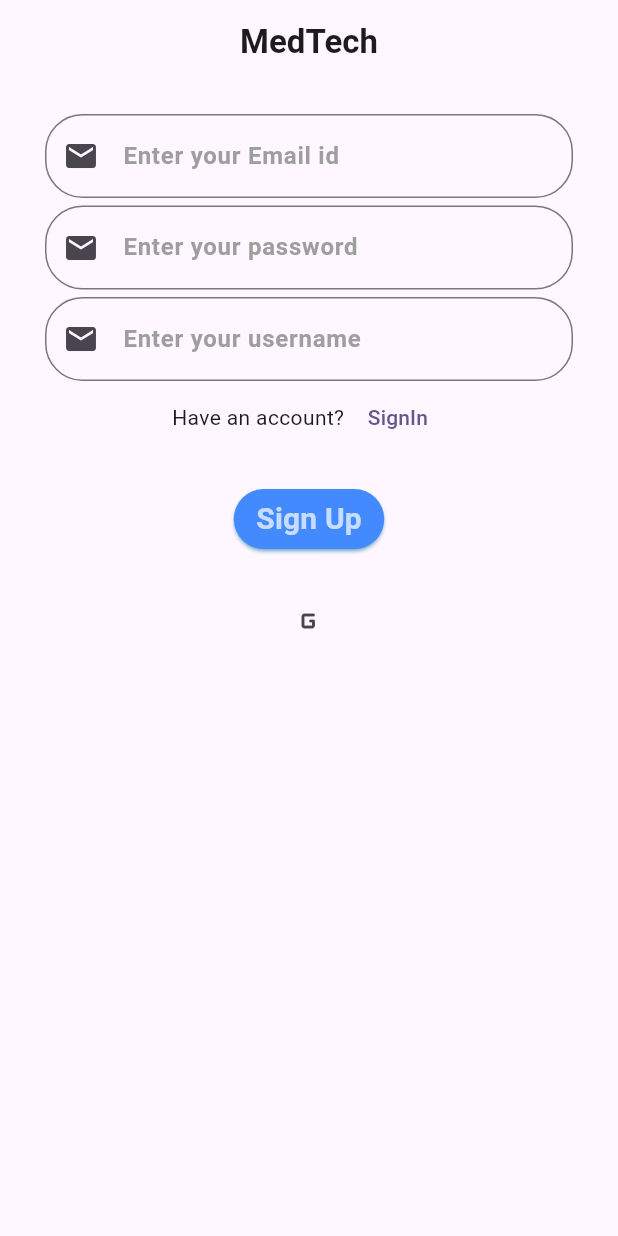
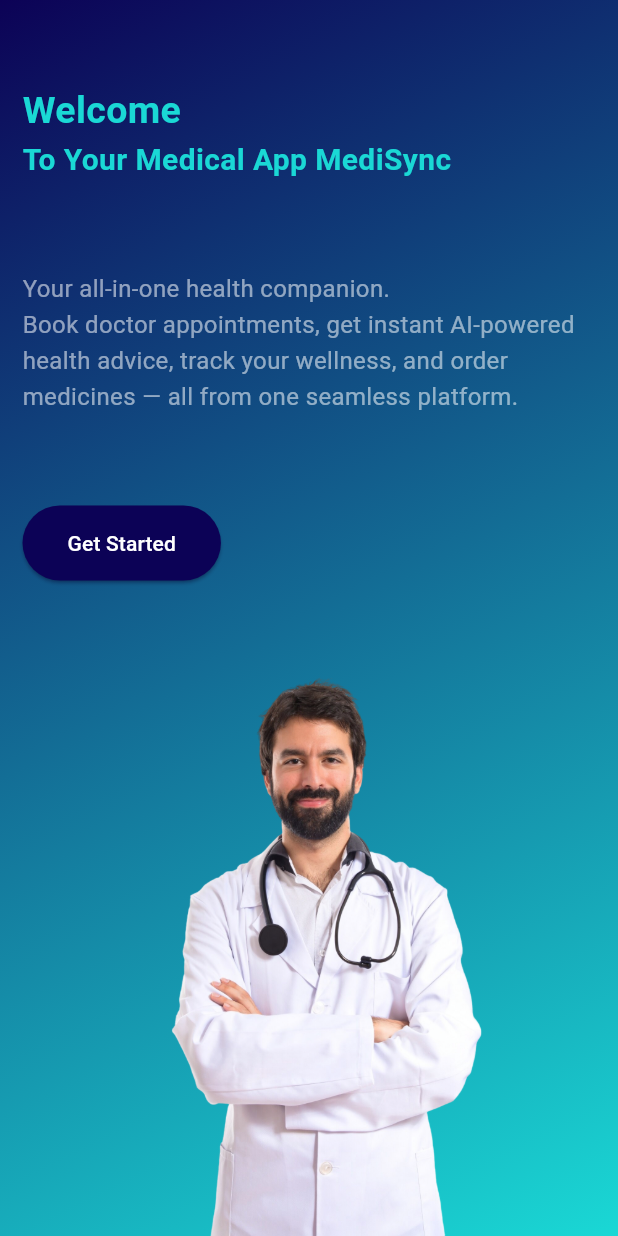
Before and after one commit to SubhajitRuiDas/MedWise, a Flutter app: the screen it shows after launch, on a phone screen of 412 x 824 dp. Run offline on Flutter 3.47's test engine with Material 3 defaults, Android fonts, the light colour scheme and no system bars; our stand-ins replace bloc, cloud_firestore, firebase_auth, firebase_core, flutter_bloc, google_sign_in; accounts and stored records are empty; generated files the repository leaves out were written again.

Commit message:
first two page done

```diff
--- a/lib/main.dart
+++ b/lib/main.dart
@@ -4,6 +4,7 @@
 import 'package:med_tech_app/screens/auth_screen.dart';
 import 'package:med_tech_app/screens/home_screen.dart';
 import 'package:firebase_core/firebase_core.dart';
+import 'package:med_tech_app/screens/splash_screen.dart';
 import 'firebase_options.dart';
 
 void main() async {
@@ -26,11 +27,12 @@
       ],
       child: MaterialApp(
         title: 'Flutter Demo',
+        debugShowCheckedModeBanner: false,
         theme: ThemeData(
           colorScheme: ColorScheme.fromSeed(seedColor: Colors.deepPurple),
           useMaterial3: true,
         ),
-        home: const AuthScreen(),
+        home: const SplashScreen(),
       ),
     );
   }
--- a/lib/screens/auth_screen.dart
+++ b/lib/screens/auth_screen.dart
@@ -7,6 +7,7 @@
 import 'package:med_tech_app/cubit/user_auth_state.dart';
 import 'package:med_tech_app/repository/firebase/firebase_google_signin.dart';
 import 'package:med_tech_app/screens/home_screen.dart';
+import 'package:med_tech_app/utils/colors_util.dart';
 import 'package:med_tech_app/utils/show_snackbar.dart';
 
 class AuthScreen extends StatefulWidget{
@@ -79,8 +80,11 @@
   @override
   Widget build(BuildContext context) {
     return Scaffold(
+      backgroundColor: const Color.fromARGB(255, 193, 243, 233),
       appBar: AppBar(
-        title: Text("MedTech", style: TextStyle(fontWeight: FontWeight.bold),),
+        backgroundColor: const Color.fromARGB(255, 193, 243, 233),
+        title: Text("MedSync", style: TextStyle(fontWeight: FontWeight.bold, color: buttonColor),),
+        elevation: 10,
         centerTitle: true,
       ),
       body: BlocConsumer<UserAuthCubit, UserAuthState>(
@@ -89,30 +93,37 @@
             // means auth process starts
             return const Center(child: CircularProgressIndicator(),);
           }
-          return Column(
-            mainAxisAlignment: MainAxisAlignment.center,
+          return Padding(
+            padding: EdgeInsets.symmetric(horizontal: 30, vertical: 20),
+            child: Column(
               crossAxisAlignment: CrossAxisAlignment.center,
               children: [
-              // Container(
-              //   height: 100,
-              //   width: 100,
-              //   decoration: BoxDecoration(
-              //     borderRadius: BorderRadius.circular(15),
-              //     boxShadow: [
-              //       BoxShadow(
-              //         color: Colors.white.withValues(alpha:  0.25),
-              //         blurRadius: 60.0,
-              //         spreadRadius: 10,
-              //       ),
-              //     ],
-              //   ),
-              //   child: Image.asset(
-              //     "assets/images/login.png",
-              //   ),
-              // ),
+                isSingUp ? Text("Create Your Account", style: TextStyle(fontWeight: FontWeight.bold, color: buttonColor, fontSize: 25),)
+                : Text("Welcome Back", style: TextStyle(fontWeight: FontWeight.bold, color: buttonColor, fontSize: 25),),
+                isSingUp ? Text("Please enter your details to Sign Up", style: TextStyle(fontWeight: FontWeight.bold, color: buttonColor, fontSize: 15),)
+                : Text("Please enter your details to Login", style: TextStyle(fontWeight: FontWeight.bold, color: buttonColor, fontSize: 15),),
+                const SizedBox(height: 10,),
+                Container(
+                  height: 100,
+                  width: 100,
+                  decoration: BoxDecoration(
+                    borderRadius: BorderRadius.circular(15),
+                    boxShadow: [
+                      BoxShadow(
+                        color: Colors.white.withValues(alpha:  0.25),
+                        blurRadius: 60.0,
+                        spreadRadius: 10,
+                      ),
+                    ],
+                  ),
+                  child: Image.asset(
+                    "assets/images/medical-app.png",
+                  ),
+                ),
+                const SizedBox(height: 30,),
                 Expanded(
                   child: SingleChildScrollView(
-                  padding: EdgeInsets.symmetric(horizontal: 30, vertical: 20),
+                    // padding: EdgeInsets.symmetric(horizontal: 30, vertical: 20),
                     child: Form(
                       key: _formKey,
                       child: Column(
@@ -121,13 +132,16 @@
                           TextFormField(  // email
                               decoration: InputDecoration(
                                 hintText: "Enter your Email id",
-                              hintStyle: TextStyle(fontWeight: FontWeight.bold, color: Colors.grey),
+                                hintStyle: TextStyle(color: buttonColor),
+                                filled: true,
+                                fillColor: Colors.grey.shade200,
                                 border: OutlineInputBorder(
-                                borderSide: BorderSide(strokeAlign: BorderSide.strokeAlignCenter),
+                                  borderSide: BorderSide.none,
                                   borderRadius: BorderRadius.circular(25),
                                 ),
                                 prefixIcon: Icon(
                                   Icons.email,
+                                  color: buttonColor,
                                 ),
                               ),
                               keyboardType: TextInputType.emailAddress,
@@ -142,17 +156,20 @@
                                 _enteredEmail = newValue!;
                               },
                           ),
-                        const SizedBox(height: 5,),
+                          const SizedBox(height: 10,),
                           TextFormField(
                               decoration: InputDecoration(
                                 hintText: "Enter your password",
-                              hintStyle: TextStyle(fontWeight: FontWeight.bold, color: Colors.grey),
+                                hintStyle: TextStyle(fontWeight: FontWeight.bold, color: buttonColor),
+                                filled: true,
+                                fillColor: Colors.grey.shade200,
                                 border: OutlineInputBorder(
-                                borderSide: BorderSide(strokeAlign: BorderSide.strokeAlignCenter),
+                                  borderSide: BorderSide.none,
                                   borderRadius: BorderRadius.circular(25),
                                 ),
                                 prefixIcon: Icon(
-                                Icons.email,
+                                  Icons.password,
+                                  color: buttonColor,
                                 ),
                               ),
                               obscureText: true,
@@ -168,18 +185,21 @@
                                 _enteredPassword = newValue!;
                               },
                           ),
-                        const SizedBox(height: 5,),
+                          const SizedBox(height: 10,),
                           if(isSingUp)
                             TextFormField(
                               decoration: InputDecoration(
                                 hintText: "Enter your username",
-                              hintStyle: TextStyle(fontWeight: FontWeight.bold, color: Colors.grey),
+                                hintStyle: TextStyle(fontWeight: FontWeight.bold, color: buttonColor),
+                                filled: true,
+                                fillColor: Colors.grey.shade200,
                                 border: OutlineInputBorder(
-                                borderSide: BorderSide(strokeAlign: BorderSide.strokeAlignCenter),
+                                  borderSide: BorderSide.none,
                                   borderRadius: BorderRadius.circular(25),
                                 ),
                                 prefixIcon: Icon(
-                                Icons.email,
+                                  Icons.supervised_user_circle_rounded,
+                                  color: buttonColor,
                                 ),
                               ),
                               keyboardType: TextInputType.emailAddress,
@@ -194,10 +214,30 @@
                                 _enteredName = newValue!;
                               },
                           ),
+                          const SizedBox(height: 20,),
+                          ElevatedButton(
+                            onPressed: (){
+                              authButtonClicked();
+                            },
+                            style: ElevatedButton.styleFrom(
+                              shadowColor: Colors.lightBlue,
+                              backgroundColor: buttonColor,
+                              padding: EdgeInsets.symmetric(horizontal: 60,),
+                            ),
+                            child: Text(
+                              isSingUp ? "Sign Up" : "Log In",
+                              style: TextStyle(
+                                fontWeight: FontWeight.bold,
+                                color: Colors.white,
+                                fontSize: 20,
+                              ),
+                            ),
+                          ),
                           Row(
                             mainAxisAlignment: MainAxisAlignment.center,
                             children: [
-                            isSingUp ? Text("Have an account? ") : Text("Don't have an account? "),
+                              isSingUp ? Text("Already have an account?", style: TextStyle(color: buttonColor, fontWeight: FontWeight.bold),)
+                              : Text("Don't have an account?", style: TextStyle(color: buttonColor, fontWeight: FontWeight.bold)),
                               TextButton(
                                 onPressed: () {
                                   setState(() {
@@ -208,32 +248,15 @@
                               ),
                             ],
                           ),
-                        const SizedBox(height: 20,),
-                        ElevatedButton(
-                          onPressed: (){
-                            authButtonClicked();
-                          },
-                          style: ElevatedButton.styleFrom(
-                            shadowColor: Colors.lightBlue,
-                            backgroundColor: Colors.blueAccent,
-                            padding: EdgeInsets.symmetric(horizontal: 15,),
-                          ),
-                          child: Text(
-                            isSingUp ? "Sign Up" : "Log In",
-                            style: TextStyle(
-                              fontWeight: FontWeight.bold,
-                              color: Colors.white70,
-                              fontSize: 20,
-                            ),
-                          ),
-                        ),
-                        const SizedBox(height: 20,),
-                        IconButton(
-                          onPressed: (){
+                          const SizedBox(height: 10,),
+                          Text("Or", style: TextStyle(color: buttonColor, fontWeight: FontWeight.bold, fontSize: 15),),
+                          const SizedBox(height: 10,),
+                          InkWell(
+                            onTap: (){
                               // _firebaseGoogleSignin.signInWithGoogle(context);
                               googleSignInMethod();
                             },
-                          icon: Icon(Icons.g_mobiledata_rounded),
+                            child: Image.asset("assets/images/search.png", width: 30, height: 30,),
                           ),
                         ],
                       ),
@@ -243,6 +266,7 @@
 
 
               ],
+            ),
           );
         },
         listener: (context, state) {
--- /dev/null
+++ b/lib/screens/splash_screen.dart
@@ -0,0 +1,64 @@
+import 'package:flutter/material.dart';
+import 'package:med_tech_app/screens/auth_screen.dart';
+import 'package:med_tech_app/utils/colors_util.dart';
+
+class SplashScreen extends StatelessWidget{
+  const SplashScreen({super.key});
+
+  @override
+  Widget build(BuildContext context) {
+    return Scaffold(
+      body: Container(
+        width: double.infinity,
+        decoration: BoxDecoration(
+                gradient: LinearGradient(
+                  colors: [buttonColor, bgColor],
+                  begin: Alignment.topLeft,
+                  end: Alignment.bottomRight,
+                ),
+        ),
+        child: Column(
+          mainAxisAlignment: MainAxisAlignment.spaceBetween,
+          children: [
+            Container(
+              padding: EdgeInsets.symmetric(horizontal: 15),
+              child: Column(
+                crossAxisAlignment: CrossAxisAlignment.start,
+                children: [
+                  const SizedBox(height: kToolbarHeight,),
+                  Text("Welcome",style: TextStyle(fontSize: 25, fontWeight: FontWeight.bold, color: bgColor),),
+                  // const SizedBox(height: 5,),
+                  Text("To Your Medical App MediSync", style: TextStyle(fontSize: 20, fontWeight: FontWeight.bold, color: bgColor),),
+                  const SizedBox(height: 60,),
+                  Text(
+                    'Your all-in-one health companion.\n'
+                    'Book doctor appointments, get instant AI-powered health advice, '
+                    'track your wellness, and order medicines — all from one seamless platform.',
+                    style: TextStyle(
+                      fontSize: 16,
+                      color: Colors.white54,
+                      height: 1.5,
+                    ),
+                  ),
+                  const SizedBox(height: 60,),
+                  ElevatedButton(
+                    onPressed: (){
+                      Navigator.pushReplacement(context, MaterialPageRoute(builder: (context) => const AuthScreen()));
+                    },
+                    style: ElevatedButton.styleFrom(
+                      padding: EdgeInsets.symmetric(horizontal: 30, vertical: 15),
+                      backgroundColor: buttonColor,
+                      shadowColor: buttonColor,
+                    ),
+                    child: Text("Get Started", style: TextStyle(color: Colors.white),),
+                  ),
+                ],
+              ),
+            ),
+            Image.asset("assets/images/doctor-with-his-arms-crossed-white-background.png",),
+          ],
+        ),
+      ),
+    );
+  }
+}
--- /dev/null
+++ b/lib/utils/colors_util.dart
@@ -0,0 +1,4 @@
+import 'package:flutter/material.dart';
+
+var buttonColor = Color.fromARGB(255, 12, 2, 86);
+var bgColor = Color.fromARGB(255, 26, 216, 213);
--- a/pubspec.yaml
+++ b/pubspec.yaml
@@ -64,8 +64,8 @@
   uses-material-design: true
 
   # To add assets to your application, add an assets section, like this:
-  # assets:
-  #   - images/a_dot_burr.jpeg
+  assets:
+    - assets/images/
   #   - images/a_dot_ham.jpeg
 
   # An image asset can refer to one or more resolution-specific "variants", see
```
Also changed, not shown: assets/images/doctor-with-his-arms-crossed-white-background.png (added), assets/images/health-monitor.png (added), assets/images/medical-app.png (added), assets/images/online-appointment.png (added), assets/images/search.png (added), 4 other files. Lines whose indentation alone changed are shown as unchanged.
